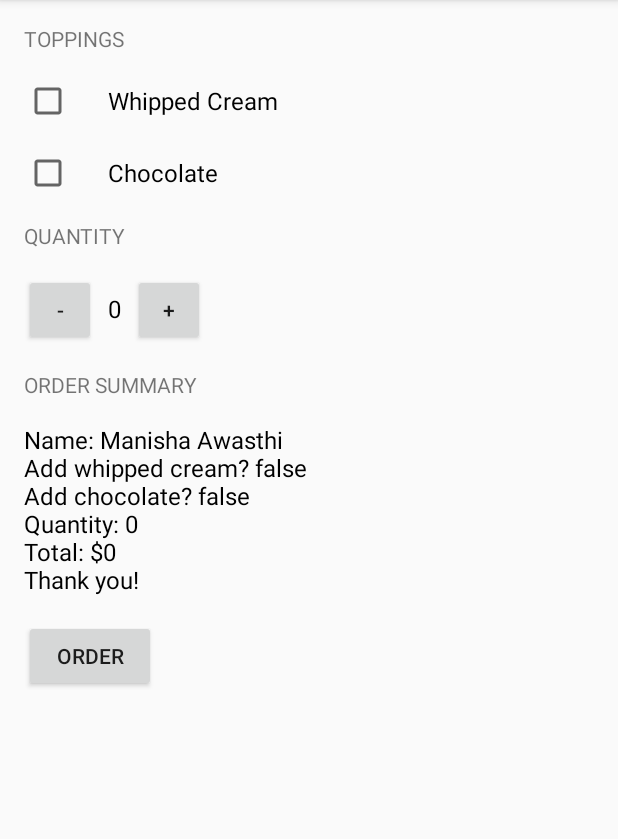
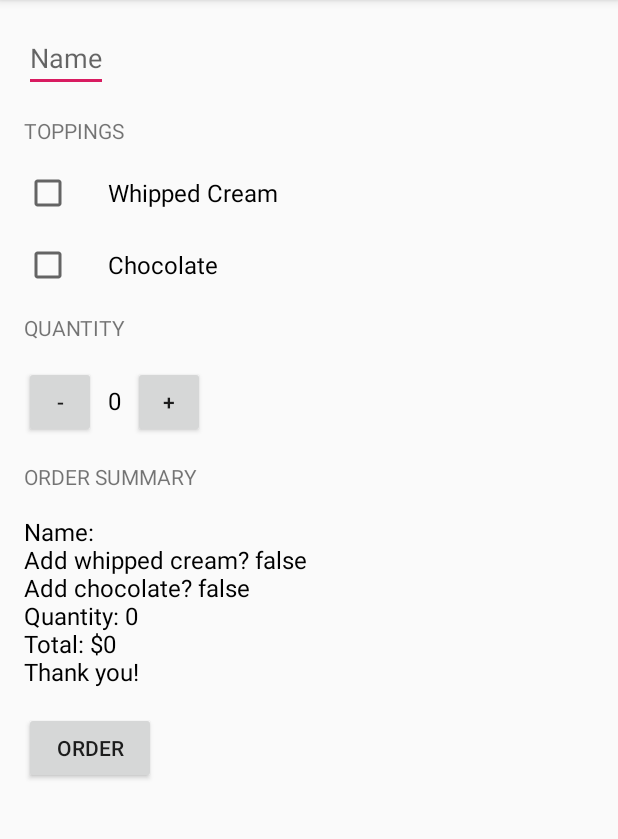
Before and after one commit to manisha-A/coffeeshots, an Android app: the screen it shows after launch (MainActivity), after a tap on "ORDER", on a phone screen of 412 x 824 dp, the part 84-923 px from its top. Run offline under Robolectric (Android 15) with nearby library versions, the phone set to English and light mode, and no system bars.

Commit message:
logic for price calculation based upon topping

```diff
--- a/app/src/main/java/com/example/android/justjava/MainActivity.java
+++ b/app/src/main/java/com/example/android/justjava/MainActivity.java
@@ -4,6 +4,7 @@ import android.os.Bundle;
 import android.support.v7.app.AppCompatActivity;
 import android.view.View;
 import android.widget.CheckBox;
+import android.widget.EditText;
 import android.widget.TextView;
 
 /**
@@ -23,10 +24,12 @@ public class MainActivity extends AppCompatActivity {
      * This method is called when the order button is clicked.
      */
     public void submitOrder(View view) {
-        int price = calculatePrice();
+        String userName = String.valueOf(((EditText) findViewById(R.id.name)).getText());
         boolean hasWhippedCream = ((CheckBox) findViewById(R.id.toppings)).isChecked();
         boolean hasChocolateTopping = ((CheckBox) findViewById(R.id.chocolate_topping)).isChecked();
-        String priceMessage = createOrderSummary(price,hasWhippedCream, hasChocolateTopping);
+        int price = calculatePrice(hasWhippedCream, hasChocolateTopping);
+
+        String priceMessage = createOrderSummary(userName, price, hasWhippedCream, hasChocolateTopping);
         displayMessage(priceMessage);
 
     }
@@ -66,18 +69,29 @@ public class MainActivity extends AppCompatActivity {
 
     /**
      * Calculates the price of the order.
+     * @param whippedCream if whipped cream added
+     * @param chocolate if chocolate added
+     * @return
      */
-    private int calculatePrice() {
-        return quantity * 5;
+    private int calculatePrice(boolean whippedCream, boolean chocolate) {
+        int basePrice = 5;
+        if(whippedCream){
+            basePrice = basePrice + 1;
+        }
+        if(chocolate){
+            basePrice = basePrice + 2;
+        }
+
+        return quantity * basePrice;
     }
 
     /**
-     *
      * @param orderPrice
      * @return
      */
-    private String createOrderSummary(int orderPrice, boolean whippedCreamOrdered, boolean chocolateTopping) {
-        String orderSummary = "Name: Manisha Awasthi\n" +
+    private String createOrderSummary(String name, int orderPrice, boolean whippedCreamOrdered, boolean chocolateTopping) {
+        String orderSummary = "Name: " +
+                name + "\n" +
                 "Add whipped cream? " + whippedCreamOrdered +
                 "\nAdd chocolate? " + chocolateTopping +
                 "\nQuantity: " + quantity + "\nTotal: $" + orderPrice + "\nThank you!";
--- a/app/src/main/res/layout/activity_main.xml
+++ b/app/src/main/res/layout/activity_main.xml
@@ -13,6 +13,15 @@
     android:paddingRight="16dp"
     android:paddingBottom="16dp"
     tools:context=".MainActivity">
+
+    <EditText
+        android:id="@+id/name"
+        android:layout_width="wrap_content"
+        android:layout_height="wrap_content"
+        android:layout_marginBottom="16dp"
+        android:inputType="textCapWords"
+        android:hint="@string/name"
+        />
 
     <TextView
         android:layout_width="wrap_content"
--- a/app/src/main/res/values/strings.xml
+++ b/app/src/main/res/values/strings.xml
@@ -8,4 +8,5 @@
     <string name="whipped_cream">Whipped Cream</string>
     <string name="toppings">Toppings</string>
     <string name="chocolate">Chocolate</string>
+    <string name="name">Name</string>
 </resources>
```
